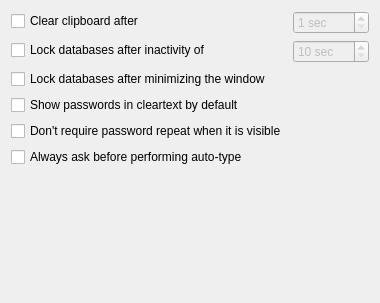
Old version of the form src/gui/SettingsWidgetSecurity.ui in the repository keepassxreboot/keepassxc.
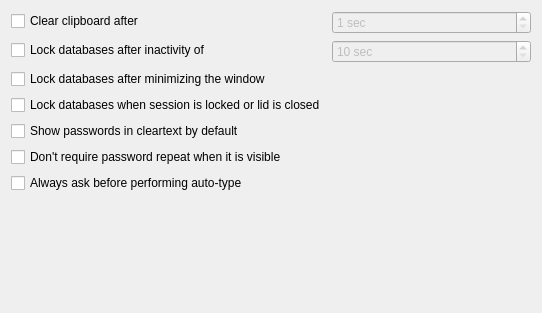
New version of the form.

Commit message: Moved "Lock databases on screen lock" setting to security settings widget. Changed wording and preference variable name for conformity with existing settings.

```diff
--- a/src/gui/SettingsWidgetSecurity.ui
+++ b/src/gui/SettingsWidgetSecurity.ui
@@ -6,8 +6,8 @@
    <rect>
     <x>0</x>
     <y>0</y>
-    <width>374</width>
-    <height>303</height>
+    <width>542</width>
+    <height>313</height>
    </rect>
   </property>
   <layout class="QFormLayout" name="formLayout">
@@ -64,27 +64,34 @@
      </property>
     </widget>
    </item>
-   <item row="3" column="0">
+   <item row="4" column="0">
     <widget class="QCheckBox" name="passwordCleartextCheckBox">
      <property name="text">
       <string>Show passwords in cleartext by default</string>
      </property>
     </widget>
    </item>
-   <item row="4" column="0">
+   <item row="5" column="0">
     <widget class="QCheckBox" name="passwordRepeatCheckBox">
      <property name="text">
       <string>Don't require password repeat when it is visible</string>
      </property>
     </widget>
    </item>
-   <item row="5" column="0">
+   <item row="6" column="0">
     <widget class="QCheckBox" name="autoTypeAskCheckBox">
      <property name="text">
       <string>Always ask before performing auto-type</string>
      </property>
     </widget>
    </item>
+   <item row="3" column="0">
+    <widget class="QCheckBox" name="lockDatabaseOnScreenLockCheckBox">
+     <property name="text">
+      <string>Lock databases when session is locked or lid is closed</string>
+     </property>
+    </widget>
+   </item>
   </layout>
  </widget>
  <tabstops>
```
The commit also changes 3 other files.
